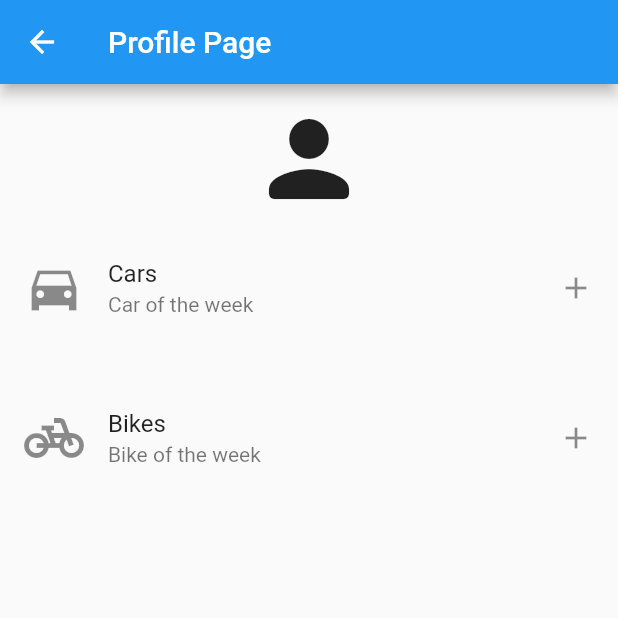
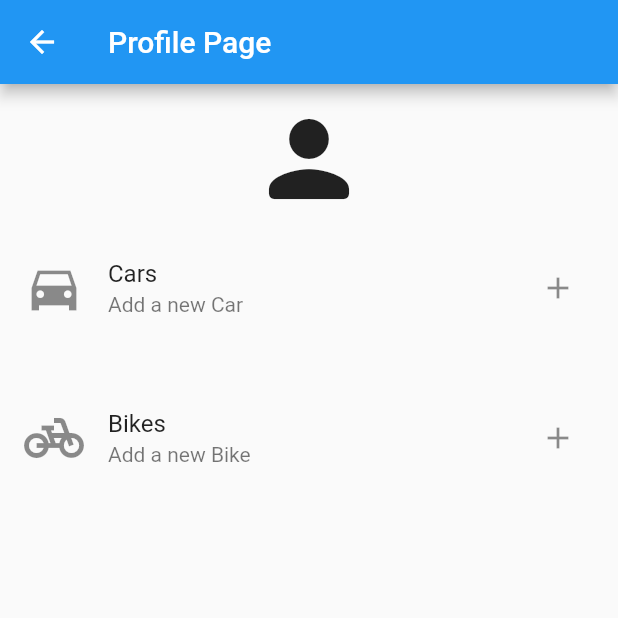
Before and after one commit to HdHydra/Smart-Parking-using-Flutter, a Flutter app: the ProfilePage screen opened directly, on a phone screen of 412 x 824 dp, the top half of it. Run offline on Flutter 3.47's test engine with Material 2 defaults, Android fonts, the phone set to English and light mode, and no system bars.

Commit message:
Updating icons and images

```diff
--- a/lib/main.dart
+++ b/lib/main.dart
@@ -1,7 +1,5 @@
 import 'package:flutter/material.dart';
-import 'package:model/pages/registration_page.dart';
 import 'pages/login_page.dart';
-import 'pages/registration_page.dart';
 
 void main() {
   runApp(MyApp());
@@ -12,7 +10,7 @@ class MyApp extends StatelessWidget {
   Widget build(BuildContext context) {
     return MaterialApp(
       debugShowCheckedModeBanner: false,
-      home: RegistrationPage(),
+      home: LoginPage(),
     );
   }
 }
--- a/lib/pages/profile_page.dart
+++ b/lib/pages/profile_page.dart
@@ -1,4 +1,5 @@
 import 'package:flutter/material.dart';
+import 'package:model/pages/add_vehicle.dart';
 
 class ProfilePage extends StatefulWidget {
   @override
@@ -15,23 +16,39 @@ class ProfilePageState extends State<ProfilePage> {
       body: Container(
         child: ListView(
           itemExtent: 100.0,
-          children: const [
+          children: [
             Center(
               child: Icon(
                 Icons.person_rounded,
                 size: 80,
               ),
             ),
+            // Padding(
+            //   padding: const EdgeInsets.only(top: 60.0),
+            //   child: Center(
+            //     child: SizedBox(
+            //       width: 200,
+            //       height: 150,
+            //       /*decoration: BoxDecoration(
+            //             color: Colors.red,
+            //             borderRadius: BorderRadius.circular(50.0)),*/
+            //       child: Image.asset('assets/images/flutter.png'),
+            //     ),
+            //   ),
+            // ),
             ListTile(
               leading: Icon(
                 Icons.directions_car_sharp,
                 size: 40,
               ),
               title: Text("Cars"),
-              subtitle: Text("Car of the week"),
-              trailing: Icon(
-                Icons.add,
-              ),
+              subtitle: Text("Add a new Car"),
+              trailing: IconButton(
+                  onPressed: () {
+                    Navigator.push(context,
+                        MaterialPageRoute(builder: (_) => AddVehicle(1)));
+                  },
+                  icon: Icon(Icons.add)),
             ),
             ListTile(
               leading: Icon(
@@ -39,9 +56,13 @@ class ProfilePageState extends State<ProfilePage> {
                 size: 40,
               ),
               title: Text("Bikes"),
-              subtitle: Text("Bike of the week"),
-              trailing: Icon(
-                Icons.add,
+              subtitle: Text("Add a new Bike"),
+              trailing: IconButton(
+                onPressed: () {
+                  Navigator.push(context,
+                      MaterialPageRoute(builder: (_) => AddVehicle(0)));
+                },
+                icon: Icon(Icons.add),
               ),
             ),
           ],
--- a/lib/pages/registration_page.dart
+++ b/lib/pages/registration_page.dart
@@ -25,7 +25,7 @@ class _RegistrationState extends State<RegistrationPage> {
                     /*decoration: BoxDecoration(
                         color: Colors.red,
                         borderRadius: BorderRadius.circular(50.0)),*/
-                    child: Image.asset('assets/images/flutter.png')),
+                    child: Image.asset('assets/images/logo.png')),
               ),
             ),
             const Padding(
```
Also changed, not shown: lib/pages/add_vehicle.dart (added, +83 -0 lines), lib/pages/login_page.dart (+4 -5 lines), assets/images/flutter.png, 5 other files.
